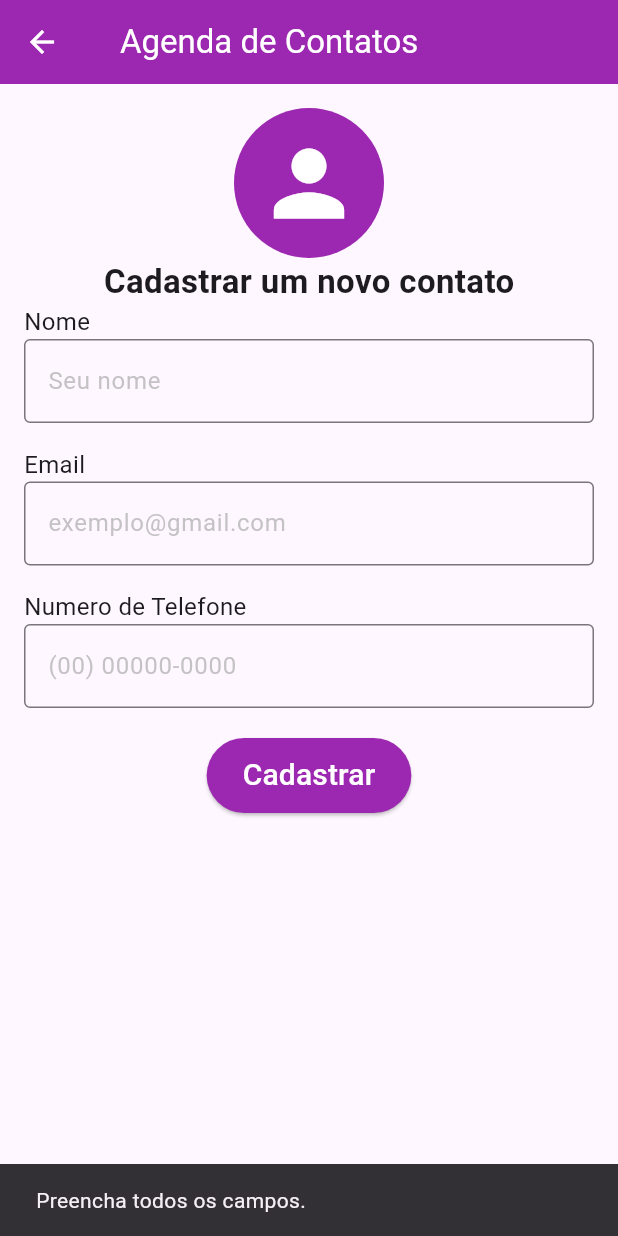
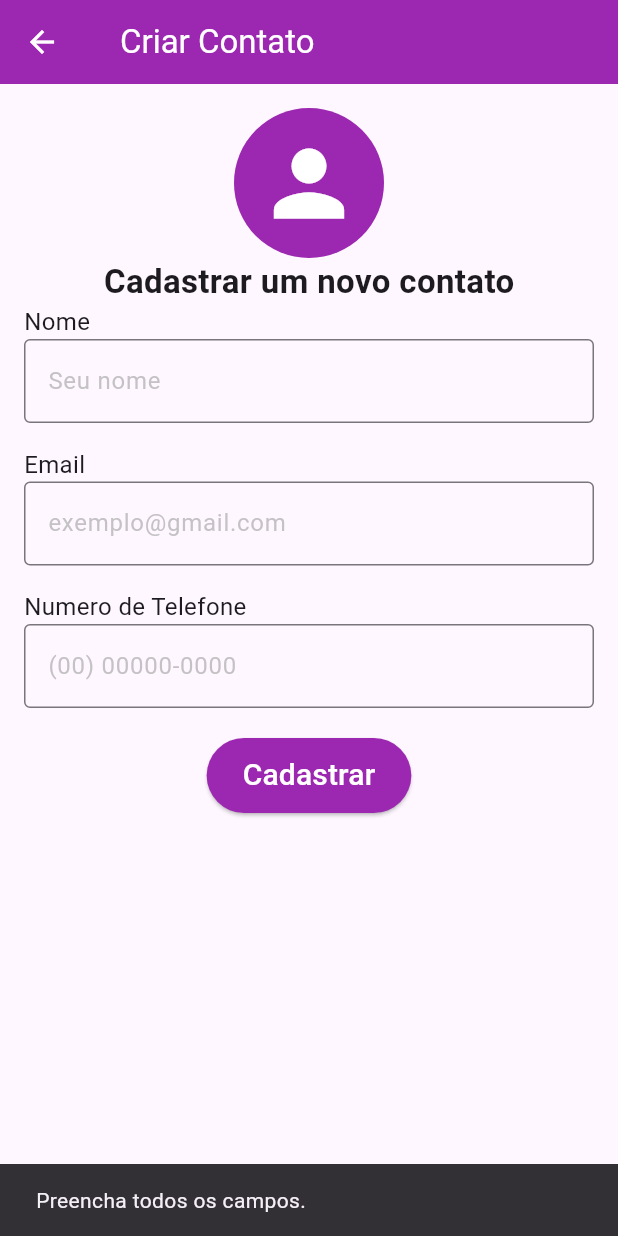
Before and after one commit to ArtJord/Agenda_phone, a Flutter app: the CadastrarContato screen opened directly, after a tap on "Cadastrar", on a phone screen of 412 x 824 dp. Run offline on Flutter 3.47's test engine with Material 3 defaults, Android fonts, the phone set to English and light mode, and no system bars; our stand-ins replace shared_preferences; accounts and stored records are empty.

Commit message:
finalização

```diff
--- a/lib/Card/card.dart
+++ b/lib/Card/card.dart
@@ -41,7 +41,7 @@ class Card_ extends StatelessWidget {
                   Text(telefone),
                   SizedBox(height: 4),
                   Text(email),
-                ], // <- Corrigido o fechamento do Column
+                ], //
               ),
             ],
           ),
--- a/lib/views/cadastro.dart
+++ b/lib/views/cadastro.dart
@@ -1,6 +1,5 @@
 import 'package:agenda_phone_flutter/model/contato.dart';
 import 'package:flutter/material.dart';
-
 import 'package:flutter/services.dart';
 import 'package:agenda_phone_flutter/outers/validacao.dart';
 
@@ -34,7 +33,7 @@ Widget buildUserIcon() {
         title: Row(
           children: [
             SizedBox(width: 8.0),
-            Text("Agenda de Contatos"),
+            Text("Criar Contato"),
           ],
         ),
         centerTitle: true,
@@ -90,6 +89,7 @@ Widget buildUserIcon() {
               "Numero de Telefone",
               style: TextStyle(fontSize: 16),
             ),
+
             TextField(
               inputFormatters: [
                 FilteringTextInputFormatter.allow(RegExp(
@@ -127,10 +127,11 @@ Widget buildUserIcon() {
                       ScaffoldMessenger.of(context).showSnackBar(
                         SnackBar(
                           content: Text(
-                              'Contato ja existente.'),
+                              'Nome ja existente.'),
                           duration: Duration(seconds: 2),
                         ),
                       );
+
                     } else {
                       Contato contato =
                           Contato(nome: nome, telefone: telefone, email: email);
--- a/lib/views/editarContato.dart
+++ b/lib/views/editarContato.dart
@@ -40,7 +40,8 @@ class EditarContato extends StatelessWidget {
         title: Row(
           children: [
             SizedBox(width: 6.0),
-            Text("Agenda telefonica"),
+            Text("Editar Contato"),
+
           ],
         ),
         centerTitle: true,
--- a/pubspec.yaml
+++ b/pubspec.yaml
@@ -11,6 +11,7 @@ dependencies:
     sdk: flutter
   shared_preferences: ^2.0.6
 
+
 dev_dependencies:
   flutter_test:
     sdk: flutter
```
